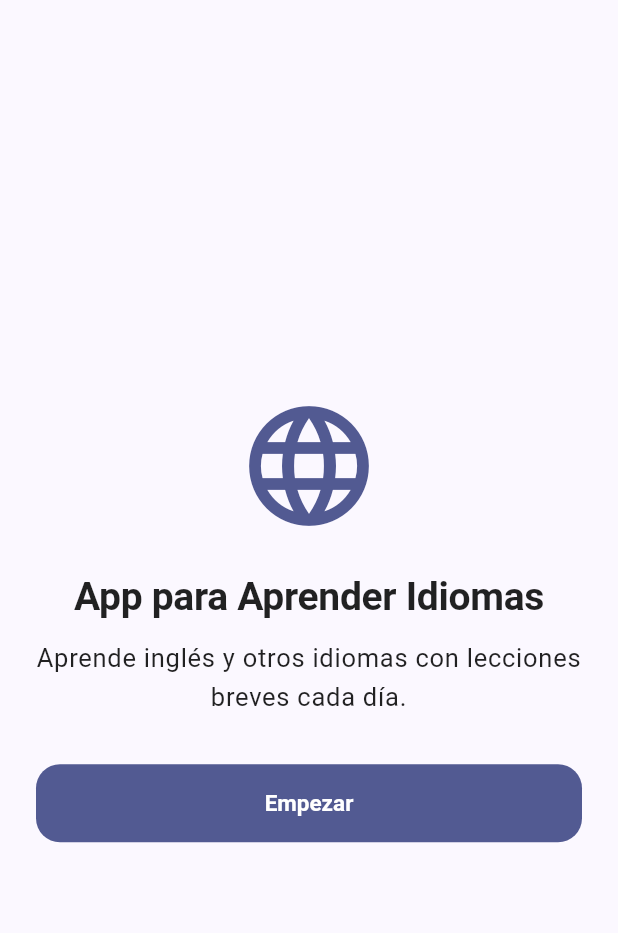
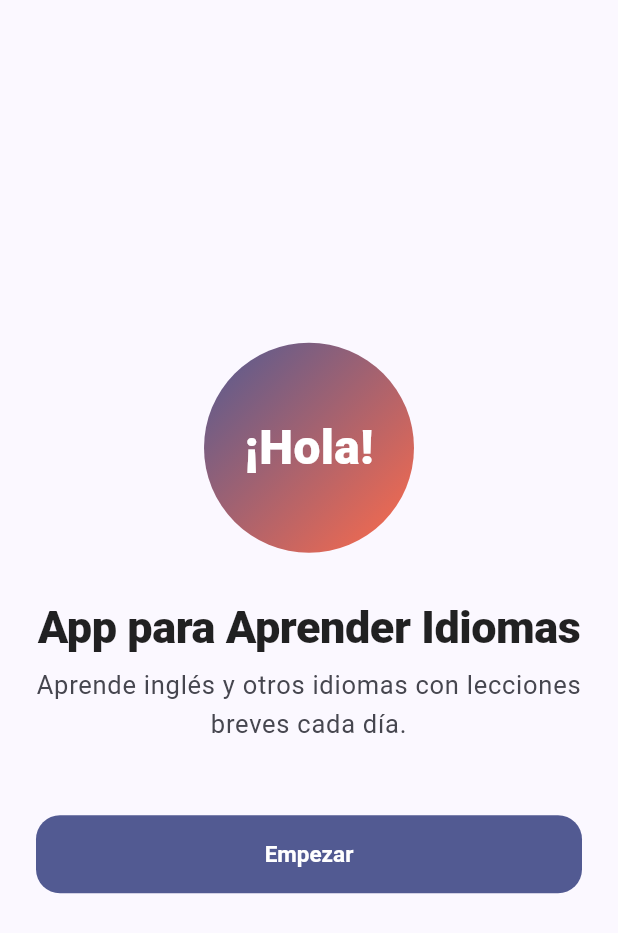
Before and after one commit to JordiRibasOficial/App-para-aprender-idiomas, a Flutter app: the screen it shows after launch, on a phone screen of 412 x 824 dp. Shown: the top 933 px of the screen. Run offline on Flutter 3.47's test engine with Material 3 defaults, Android fonts, the phone set to English and light mode, and no system bars; our stand-ins replace flutter_riverpod, go_router, google_mobile_ads, in_app_purchase, shared_preferences, sqflite; accounts and stored records are empty.

Commit message:
feat: replace stock Material icon on welcome screen with a brand hero
Icons.language at 96px was the literal default-icon-plus-headline
Flutter starter look. Swaps it for a gradient badge built from the
theme's primary/tertiary roles and switches the copy to the new type
scale, so the first screen a user sees actually looks designed.

Co-Authored-By: Claude Sonnet 5 <noreply@anthropic.com>
Claude-Session: https://claude.ai/code/session_01Tq6umr1f1cRXRdz29HZW9e

```diff
--- a/src/mobile/lib/presentation/onboarding/welcome_screen.dart
+++ b/src/mobile/lib/presentation/onboarding/welcome_screen.dart
@@ -1,33 +1,54 @@
 import 'package:flutter/material.dart';
 import 'package:go_router/go_router.dart';
+
+import '../theme/app_theme.dart';
 
 class WelcomeScreen extends StatelessWidget {
   const WelcomeScreen({super.key});
 
   @override
   Widget build(BuildContext context) {
+    final scheme = Theme.of(context).colorScheme;
+    final textTheme = Theme.of(context).textTheme;
+
     return Scaffold(
       body: SafeArea(
         child: Padding(
-          padding: const EdgeInsets.all(24),
+          padding: const EdgeInsets.all(AppTheme.spaceLg),
           child: Column(
             mainAxisAlignment: MainAxisAlignment.center,
             crossAxisAlignment: CrossAxisAlignment.stretch,
             children: [
-              Icon(Icons.language, size: 96, color: Theme.of(context).colorScheme.primary),
-              const SizedBox(height: 24),
+              Center(
+                child: Container(
+                  width: 140,
+                  height: 140,
+                  decoration: BoxDecoration(
+                    shape: BoxShape.circle,
+                    gradient: LinearGradient(
+                      begin: Alignment.topLeft,
+                      end: Alignment.bottomRight,
+                      colors: [scheme.primary, scheme.tertiary],
+                    ),
+                  ),
+                  child: const Center(
+                    child: Text('¡Hola!', style: TextStyle(fontSize: 32, fontWeight: FontWeight.w800, color: Colors.white)),
+                  ),
+                ),
+              ),
+              const SizedBox(height: AppTheme.spaceXl),
               Text(
                 'App para Aprender Idiomas',
                 textAlign: TextAlign.center,
-                style: Theme.of(context).textTheme.headlineMedium,
+                style: textTheme.headlineLarge,
               ),
-              const SizedBox(height: 12),
+              const SizedBox(height: AppTheme.spaceSm),
               Text(
                 'Aprende inglés y otros idiomas con lecciones breves cada día.',
                 textAlign: TextAlign.center,
-                style: Theme.of(context).textTheme.bodyLarge,
+                style: textTheme.bodyLarge?.copyWith(color: scheme.onSurfaceVariant),
               ),
-              const SizedBox(height: 32),
+              const SizedBox(height: AppTheme.spaceXxl),
               FilledButton(
                 onPressed: () => context.push('/onboarding/language'),
                 child: const Text('Empezar'),
```
